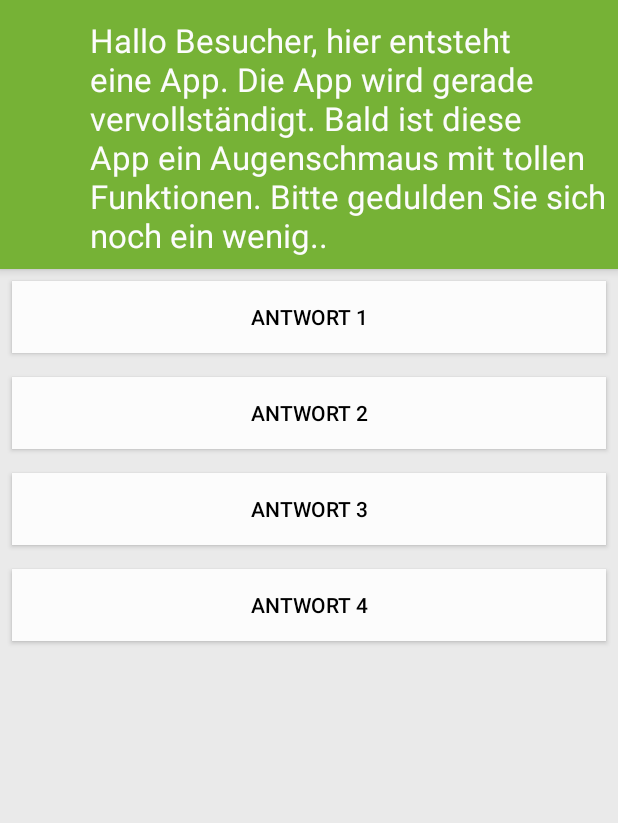
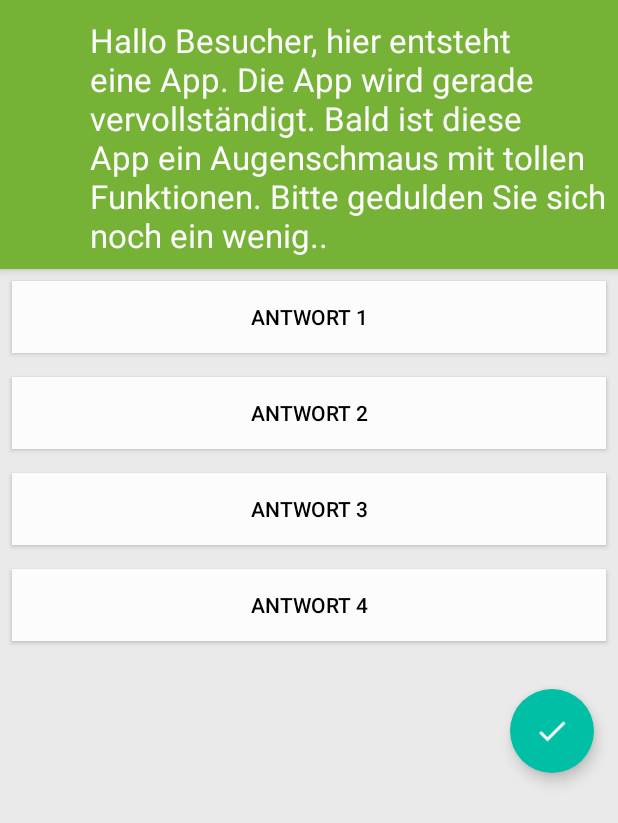
Before and after one commit to lim93/QuizzAppUni, an Android app: the layout activity_learn_multiplechoice.xml on its own in the app's theme, with its tools: preview values and no code run, on a phone screen of 412 x 824 dp. Shown: the top 823 px of the screen. Run offline under Robolectric (Android 15) with nearby library versions, the phone set to English and light mode, and no system bars; network calls fail.

Commit message:
inserted other changes

```diff
--- a/app/src/main/AndroidManifest.xml
+++ b/app/src/main/AndroidManifest.xml
@@ -5,7 +5,6 @@
     <application
         android:allowBackup="true"
         android:icon="@mipmap/icon_launch"
-        android:label="@string/app_name"
         android:supportsRtl="true"
         android:theme="@style/AppTheme" >
         <activity
@@ -19,7 +18,6 @@
         </activity>
         <activity
             android:name="quizzappuni.com.whs.quizzappuni.Activities.LearnMultiplechoice"
-            android:label="@string/title_activity_learn_multiplechoice"
             android:parentActivityName="quizzappuni.com.whs.quizzappuni.Activities.MainActivity">
         </activity>
         <activity
--- a/app/src/main/res/layout/activity_learn_multiplechoice.xml
+++ b/app/src/main/res/layout/activity_learn_multiplechoice.xml
@@ -105,6 +105,17 @@
                 android:layout_marginRight="8dp"
                 android:layout_marginLeft="8dp"
                 android:layout_below="@+id/Antwort3"/>
+
+            <android.support.design.widget.FloatingActionButton
+                android:id="@+id/fabSend"
+                app:borderWidth="0dp"
+                android:layout_width="wrap_content"
+                android:layout_height="wrap_content"
+                android:layout_gravity="end|right"
+                android:layout_alignParentRight="true"
+                android:layout_below="@id/Antwort4"
+                android:layout_margin="16dp"
+                android:src="@drawable/ic_check_white_24dp" />
         </RelativeLayout>
     </android.support.v4.widget.NestedScrollView>
 </android.support.design.widget.CoordinatorLayout>
--- a/app/src/main/res/layout/activity_main.xml
+++ b/app/src/main/res/layout/activity_main.xml
@@ -46,7 +46,7 @@
         android:layout_width="wrap_content"
         android:layout_height="wrap_content"
         android:layout_gravity="end|bottom"
-        android:src="@drawable/ic_play_arrow_black_24dp"
+        android:src="@drawable/ic_play_arrow_white_24dp"
         android:layout_below="@+id/doktorhut"
         android:layout_alignLeft="@+id/textView"
         android:layout_alignStart="@+id/textView" />
@@ -58,7 +58,7 @@
         android:layout_width="wrap_content"
         android:layout_height="wrap_content"
         android:layout_gravity="end|bottom"
-        android:src="@drawable/ic_play_arrow_black_24dp"
+        android:src="@drawable/ic_play_arrow_white_24dp"
         android:layout_marginTop="38dp"
         android:layout_below="@+id/fab"
         android:layout_alignLeft="@+id/fab"
```
Also changed, not shown: app/src/main/java/quizzappuni/com/whs/quizzappuni/Activities/LearnMultiplechoice.java (+54 -18 lines), 1 other file.
